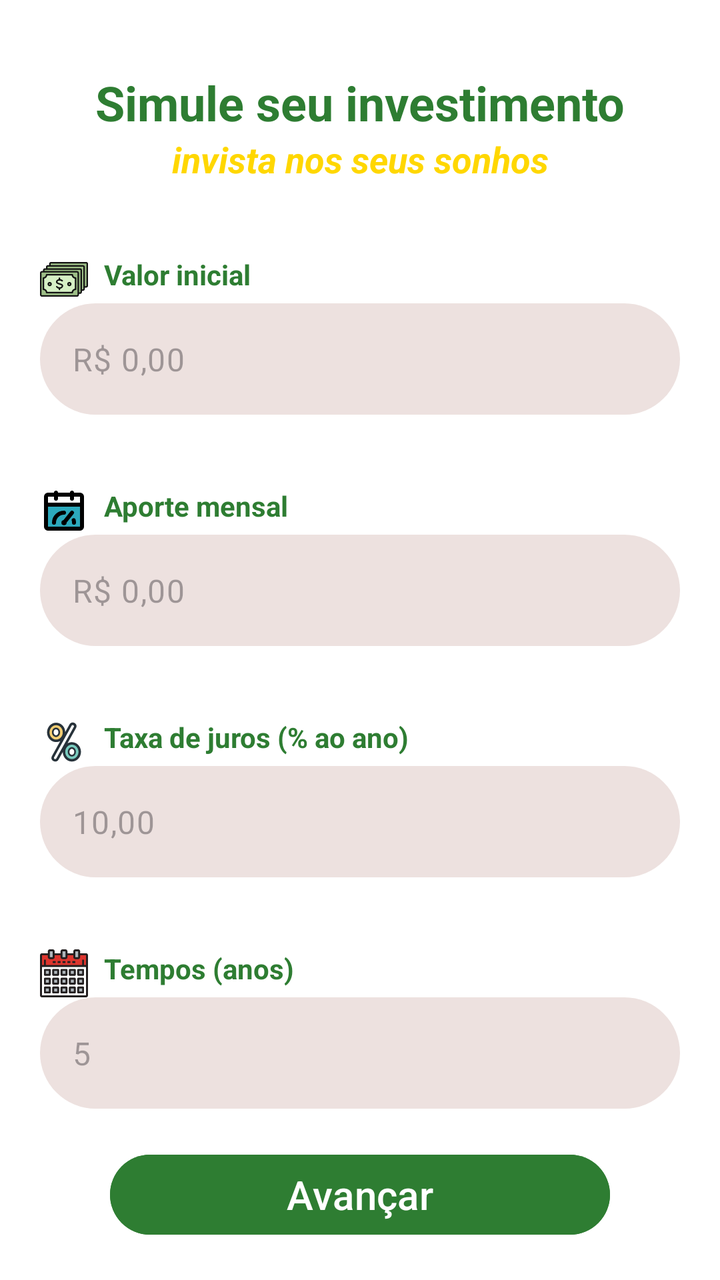
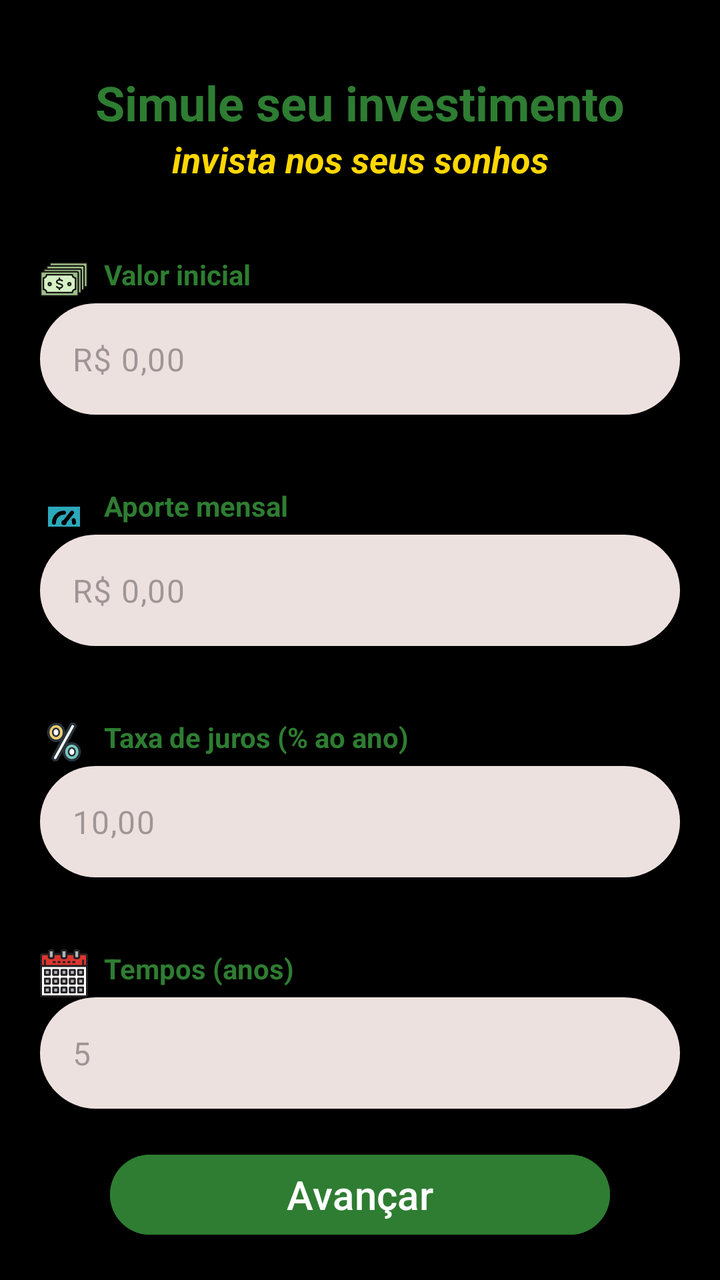

An Android layout rendered at two revisions. The XML below is the earlier revision; the diff shows what the commit changed to produce the second picture.
<!-- AndroidManifest.xml: application theme Theme.ZeniInvestment -->
<!-- res/layout/activity_calculate.xml -->
<?xml version="1.0" encoding="utf-8"?>
<androidx.constraintlayout.widget.ConstraintLayout xmlns:android="http://schemas.android.com/apk/res/android"
    xmlns:app="http://schemas.android.com/apk/res-auto"
    xmlns:tools="http://schemas.android.com/tools"
    android:id="@+id/main"
    android:layout_width="match_parent"
    android:layout_height="match_parent"
    tools:context=".Calculate"
    android:background="@color/white">

    <com.google.android.material.textfield.TextInputLayout
        android:id="@+id/txt_input_money"
        android:layout_width="match_parent"
        android:layout_height="wrap_content"
        android:layout_marginTop="60dp"
        android:layout_marginStart="20dp"
        android:layout_marginEnd="20dp"
        app:hintEnabled="false"
        app:layout_constraintEnd_toEndOf="parent"
        app:layout_constraintStart_toStartOf="parent"
        app:layout_constraintTop_toBottomOf="@+id/txt_title_two">

        <com.google.android.material.textfield.TextInputEditText
            android:id="@+id/edt_money"
            android:layout_width="match_parent"
            android:layout_height="wrap_content"
            android:hint="@string/txt_input_money"
            android:background="@drawable/gradient_bg"
            android:inputType="numberDecimal"
            android:digits="0123456789,"
            android:maxLength="10"/>
    </com.google.android.material.textfield.TextInputLayout>

    <com.google.android.material.textfield.TextInputLayout
        android:id="@+id/txt_input_contribution"
        android:layout_width="match_parent"
        android:layout_height="wrap_content"
        app:hintEnabled="false"
        android:layout_marginStart="20dp"
        android:layout_marginTop="60dp"
        android:layout_marginEnd="20dp"
        app:layout_constraintEnd_toEndOf="parent"
        app:layout_constraintStart_toStartOf="parent"
        app:layout_constraintTop_toBottomOf="@+id/txt_input_money">

        <com.google.android.material.textfield.TextInputEditText
            android:id="@+id/edt_contribution"
            android:layout_width="match_parent"
            android:layout_height="wrap_content"
            android:hint="@string/txt_input_aporte"
            android:inputType="numberDecimal"
            android:digits="0123456789,"
            android:maxLength="10"
            android:background="@drawable/gradient_bg"/>
    </com.google.android.material.textfield.TextInputLayout>

    <TextView
        android:id="@+id/txt_title"
        android:layout_width="wrap_content"
        android:layout_height="wrap_content"
        android:text="@string/title_second_page"
        android:layout_marginTop="35dp"
        android:textStyle="bold"
        android:textSize="24sp"
        android:textColor="@color/green"
        app:layout_constraintEnd_toEndOf="parent"
        app:layout_constraintStart_toStartOf="parent"
        app:layout_constraintTop_toTopOf="parent" />

    <TextView
        android:id="@+id/txt_title_two"
        android:layout_width="wrap_content"
        android:layout_height="wrap_content"
        android:text="@string/sub_title_two_"
        android:textStyle="italic|bold"
        android:textColor="@color/yellow"

        android:textSize="18sp"
        app:layout_constraintEnd_toEndOf="parent"
        app:layout_constraintStart_toStartOf="parent"
        app:layout_constraintTop_toBottomOf="@+id/txt_title" />

    <com.google.android.material.textfield.TextInputLayout
        android:id="@+id/txt_input_taxa"
        android:layout_width="match_parent"
        android:layout_height="wrap_content"
        app:layout_constraintEnd_toEndOf="parent"
        app:hintEnabled="false"
        android:layout_marginStart="20dp"
        android:layout_marginTop="60dp"
        android:layout_marginEnd="20dp"
        app:layout_constraintStart_toStartOf="parent"
        app:layout_constraintTop_toBottomOf="@+id/txt_input_contribution">

        <com.google.android.material.textfield.TextInputEditText
            android:id="@+id/edt_taxa"
            android:layout_width="match_parent"
            android:layout_height="wrap_content"
            android:hint="@string/txt_input_fees"
            android:inputType="numberDecimal"
            android:digits="0123456789,"
            android:maxLength="5"
            android:background="@drawable/gradient_bg"/>
    </com.google.android.material.textfield.TextInputLayout>

    <com.google.android.material.textfield.TextInputLayout
        android:id="@+id/txt_input_time"
        android:layout_width="match_parent"
        android:layout_height="wrap_content"
        app:hintEnabled="false"
        android:layout_marginStart="20dp"
        android:layout_marginTop="60dp"
        android:layout_marginEnd="20dp"
        app:layout_constraintEnd_toEndOf="parent"
        app:layout_constraintStart_toStartOf="parent"
        app:layout_constraintTop_toBottomOf="@+id/txt_input_taxa">

        <com.google.android.material.textfield.TextInputEditText
            android:id="@+id/edt_time"
            android:layout_width="match_parent"
            android:layout_height="wrap_content"
            android:hint="@string/txt_input_years"
            android:inputType="numberDecimal"
            android:digits="0123456789,"
            android:maxLength="4"
            android:background="@drawable/gradient_bg"/>
    </com.google.android.material.textfield.TextInputLayout>

    <TextView
        android:id="@+id/txt_money"
        android:layout_width="wrap_content"
        android:layout_height="wrap_content"
        android:layout_marginStart="20dp"
        android:text="@string/txt_value_init"
        android:textColor="@color/green"
        android:drawablePadding="8dp"
        android:textStyle="bold"
        app:drawableStartCompat="@drawable/money"
        app:layout_constraintBottom_toTopOf="@+id/txt_input_money"
        app:layout_constraintStart_toStartOf="parent"
         />

    <TextView
        android:id="@+id/txt_contribution"
        android:layout_width="wrap_content"
        android:layout_height="wrap_content"
        android:layout_marginStart="20dp"
        android:text="@string/txt_contribution"
        android:textColor="@color/green"
        android:drawablePadding="8dp"
        android:textStyle="bold"
        app:drawableStartCompat="@drawable/date"
        app:layout_constraintBottom_toTopOf="@+id/txt_input_contribution"
        app:layout_constraintStart_toStartOf="parent" />

    <TextView
        android:id="@+id/txt_fees"
        android:layout_width="wrap_content"
        android:layout_height="wrap_content"
        android:layout_marginStart="20dp"
        android:text="@string/txt_fees"
        android:textColor="@color/green"
        android:drawablePadding="8dp"
        android:textStyle="bold"
        app:drawableStartCompat="@drawable/percent"
        app:layout_constraintBottom_toTopOf="@+id/txt_input_taxa"
        app:layout_constraintStart_toStartOf="parent" />

    <TextView
        android:id="@+id/txt_years"
        android:layout_width="wrap_content"
        android:layout_height="wrap_content"
        android:layout_marginStart="20dp"
        android:text="@string/txt_years"
        android:textColor="@color/green"
        android:drawablePadding="8dp"
        android:textStyle="bold"
        app:drawableStartCompat="@drawable/calendar"
        app:layout_constraintBottom_toTopOf="@+id/txt_input_time"
        app:layout_constraintStart_toStartOf="parent" />

    <Button
        android:id="@+id/btn_calc"
        android:layout_width="250dp"
        android:layout_height="wrap_content"
        android:backgroundTint="@color/green"
        android:text="@string/btn_advance"
        android:textSize="20sp"
        app:layout_constraintBottom_toBottomOf="parent"
        app:layout_constraintEnd_toEndOf="parent"
        app:layout_constraintStart_toStartOf="parent"
        app:layout_constraintTop_toBottomOf="@+id/txt_input_time" />

</androidx.constraintlayout.widget.ConstraintLayout>
<!-- resources referenced by this layout -->
<resources>
  <color name="green">#2E7D32</color>
  <color name="white">#FFFFFFFF</color>
  <color name="yellow">#FFD700</color>
  <!-- drawable calendar: vector/xml drawable (drawable, 7214 chars, omitted) -->
  <!-- drawable date (drawable) -->
  <vector xmlns:android="http://schemas.android.com/apk/res/android"
      android:width="24dp"
      android:height="24dp"
      android:viewportWidth="24"
      android:viewportHeight="24">
    <path
        android:pathData="M3,9H21a0,0 0,0 1,0 0V20a1,1 0,0 1,-1 1H4a1,1 0,0 1,-1 -1V9A0,0 0,0 1,3 9Z"
        android:strokeWidth="2"
        android:fillColor="#2CA9BC"/>
    <path
        android:pathData="M16.85,16.77A5,5 0,0 1,17 18"
        android:strokeLineJoin="round"
        android:strokeWidth="2"
        android:fillColor="#00000000"
        android:strokeColor="#000000"
        android:strokeLineCap="round"/>
    <path
        android:pathData="M7,18a5,5 0,0 1,5 -5"
        android:strokeLineJoin="round"
        android:strokeWidth="2"
        android:fillColor="#00000000"
        android:strokeColor="#000000"
        android:strokeLineCap="round"/>
    <path
        android:pathData="M20,21H4a1,1 0,0 1,-1 -1V9H21V20A1,1 0,0 1,20 21ZM21,5a1,1 0,0 0,-1 -1H4A1,1 0,0 0,3 5V9H21ZM16,3V6M8,3V6m4,12 l4,-5"
        android:strokeLineJoin="round"
        android:strokeWidth="2"
        android:fillColor="#00000000"
        android:strokeColor="#000000"
        android:strokeLineCap="round"/>
    <path
        android:pathData="M11.95,18L12.05,18"
        android:strokeLineJoin="round"
        android:strokeWidth="2.5"
        android:fillColor="#00000000"
        android:strokeColor="#000000"
        android:strokeLineCap="round"/>
  </vector>
  <!-- drawable gradient_bg (drawable) -->
  <?xml version="1.0" encoding="utf-8"?>
  <shape xmlns:android="http://schemas.android.com/apk/res/android">
      <solid android:color="@color/gray" />
      <corners android:radius="45dp" />
  </shape>
  <!-- drawable money: vector/xml drawable (drawable, 5405 chars, omitted) -->
  <!-- drawable percent: vector/xml drawable (drawable, 2320 chars, omitted) -->
  <string name="btn_advance">Avançar</string>
  <string name="sub_title_two_">invista nos seus sonhos</string>
  <string name="title_second_page">Simule seu investimento</string>
  <string name="txt_contribution">Aporte mensal</string>
  <string name="txt_fees">Taxa de juros (% ao ano)</string>
  <string name="txt_input_aporte">R$ 0,00</string>
  <string name="txt_input_fees">10,00</string>
  <string name="txt_input_money">R$ 0,00</string>
  <string name="txt_input_years">5</string>
  <string name="txt_value_init">Valor inicial</string>
  <string name="txt_years">Tempos (anos)</string>
  <style name="Theme.ZeniInvestment" parent="Base.Theme.ZeniInvestment" />
  <color name="gray">#EDE1DF</color>
  <style name="Base.Theme.ZeniInvestment" parent="Theme.Material3.DayNight.NoActionBar">
          
          
      </style>
</resources>

<!-- the commit's change to res/layout/activity_calculate.xml (unified diff, before → after) -->
@@ -6,7 +6,7 @@
     android:layout_width="match_parent"
     android:layout_height="match_parent"
     tools:context=".Calculate"
-    android:background="@color/white">
+    android:background="@color/black">
 
     <com.google.android.material.textfield.TextInputLayout
         android:id="@+id/txt_input_money"
<!-- resource entries referenced after the edit -->
@@ -1,7 +1,7 @@
 <!-- resources referenced by this layout -->
 <resources>
+  <color name="black">#FF000000</color>
   <color name="green">#2E7D32</color>
-  <color name="white">#FFFFFFFF</color>
   <color name="yellow">#FFD700</color>
   <!-- drawable calendar: vector/xml drawable (drawable, 7214 chars, omitted) -->
   <!-- drawable date (drawable) -->
